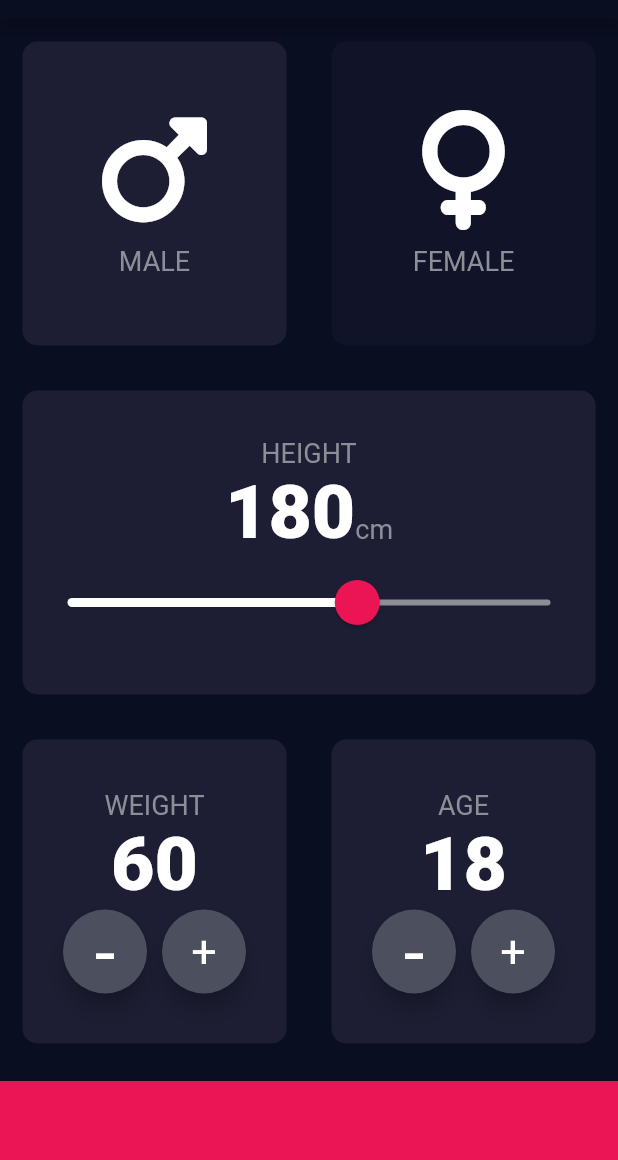
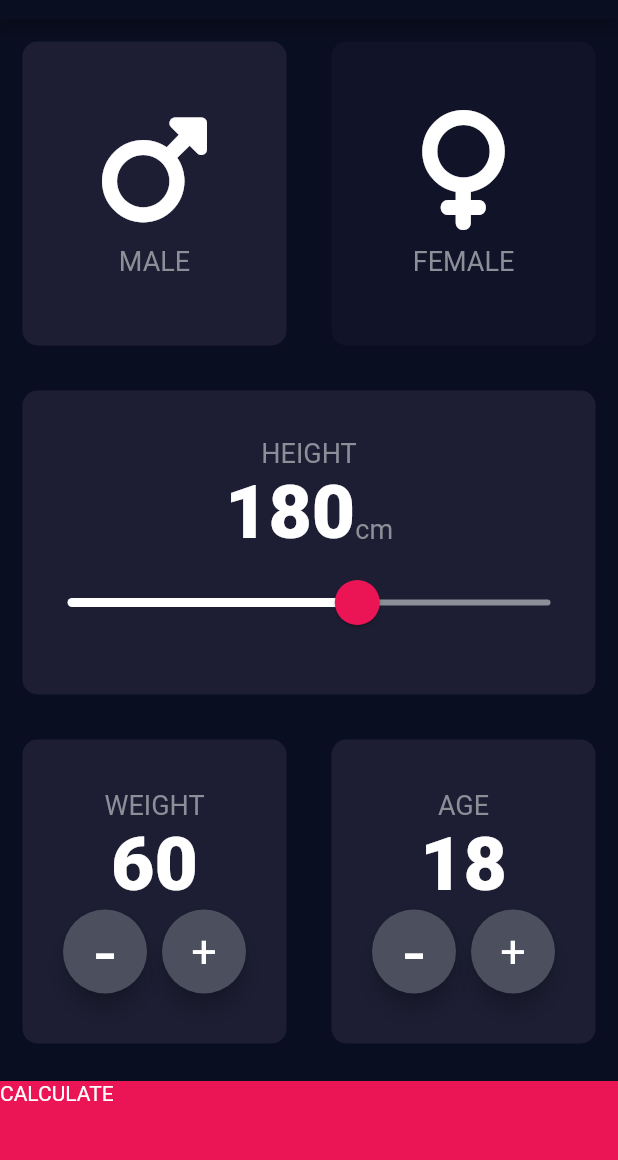
Before and after one commit to alriyadsouza/bmi_calculator, a Flutter app: the screen it shows after launch, on a phone screen of 412 x 824 dp, the part 65-1225 px from its top. Run offline on Flutter 3.47's test engine with Material 2 defaults, Android fonts, the phone set to English and light mode, and no system bars; our stand-ins replace font_awesome_flutter.

Commit message:
added page

```diff
--- a/lib/input_page.dart
+++ b/lib/input_page.dart
@@ -3,6 +3,7 @@ import 'package:font_awesome_flutter/font_awesome_flutter.dart';
 import 'reusableCardProp.dart';
 import 'reusableCard.dart';
 import 'constants.dart';
+import 'results_page.dart';
 
 enum Gender{female,male}
 
@@ -242,11 +243,19 @@ class _InputPageState extends State<InputPage> {
               ),
             ]),
           ),
-          Container(
-            color: kbottomcardColor,
-            margin: EdgeInsets.only(top:10.0),
-            width: double.infinity,
-            height: kbottomBar,
+          GestureDetector(
+            onTap: (){
+              Navigator.push(context, MaterialPageRoute(builder: (context)=>  ResultsPage()));
+            },
+            child: Container(
+              color: kbottomcardColor,
+              child: const Text(
+                'CALCULATE',
+              ),
+              margin: EdgeInsets.only(top:10.0),
+              width: double.infinity,
+              height: kbottomBar,
+            ),
           )
         ],
       ),
```
Also changed, not shown: lib/results_page.dart (added, +13 -0 lines).
